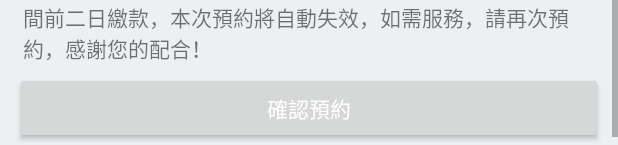
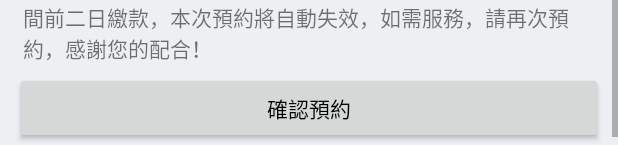
Before and after one commit to starboxs/EC_Android, an Android app: the layout activity_reserve_confirm.xml on its own in the app's theme, with its tools: preview values and no code run, on a phone screen of 412 x 824 dp. Shown: the part 1088-1233 px from the top of the screen. Run offline under Robolectric (Android 15) with nearby library versions, the phone set to English and light mode, and no system bars.

Commit message:
簽按鈕

```diff
--- a/app/src/main/res/layout/activity_reserve_confirm.xml
+++ b/app/src/main/res/layout/activity_reserve_confirm.xml
@@ -324,7 +324,8 @@
                 android:id="@+id/btnNext"
                 android:layout_width="match_parent"
                 android:layout_height="wrap_content"
-                android:text="確認預約" />
+                android:text="確認預約"
+                android:textColor="#000000" />
         </LinearLayout>
     </ScrollView>
 </LinearLayout>
--- a/app/src/main/res/layout/activity_reserve_information.xml
+++ b/app/src/main/res/layout/activity_reserve_information.xml
@@ -169,6 +169,7 @@
         android:id="@+id/btnNext"
         android:layout_width="match_parent"
         android:layout_height="wrap_content"
-        android:text="下一步" />
+        android:text="下一步"
+        android:textColor="#000000" />
 
 </LinearLayout>
--- a/app/src/main/res/layout/activity_reserve_quote.xml
+++ b/app/src/main/res/layout/activity_reserve_quote.xml
@@ -185,5 +185,6 @@
         android:id="@+id/btnNext"
         android:layout_width="match_parent"
         android:layout_height="wrap_content"
-        android:text="下一步" />
+        android:text="下一步"
+        android:textColor="#000000" />
 </LinearLayout>
--- a/app/src/main/res/layout/activity_reserve_service_price.xml
+++ b/app/src/main/res/layout/activity_reserve_service_price.xml
@@ -136,7 +136,8 @@
             android:layout_width="match_parent"
             android:layout_height="match_parent"
             android:layout_gravity="center"
-            android:text="下一步" />
+            android:text="下一步"
+            android:textColor="#000000" />
 
     </LinearLayout>
 
```
